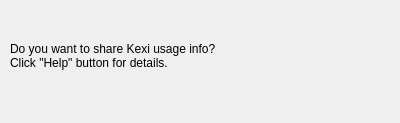
This is kexi/main/status/status_strings.ui in KDE/calligra as Qt 5 draws it before an edit. The edited form follows.
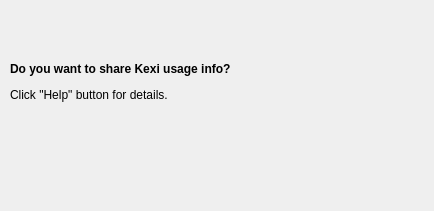
This is the edited form.

Commit message: Feedback GUI: improve layout

What changed in the file:
```diff
--- a/kexi/main/status/status_strings.ui
+++ b/kexi/main/status/status_strings.ui
@@ -6,8 +6,8 @@
    <rect>
     <x>0</x>
     <y>0</y>
-    <width>400</width>
-    <height>123</height>
+    <width>434</width>
+    <height>211</height>
    </rect>
   </property>
   <property name="windowTitle">
@@ -19,12 +19,14 @@
      <x>10</x>
      <y>30</y>
      <width>371</width>
-     <height>51</height>
+     <height>91</height>
     </rect>
    </property>
    <property name="text">
-    <string>Do you want to share Kexi usage info?
-Click &quot;Help&quot; button for details.</string>
+    <string>&lt;br&gt;&lt;b&gt;Do you want to share Kexi usage info?&lt;/b&gt;
+&lt;p&gt;&lt;/p&gt;
+&lt;p&gt;Click &amp;quot;Help&amp;quot; button for details.&lt;/p&gt;
+</string>
    </property>
   </widget>
  </widget>
```
The commit also changes 1 other file.
